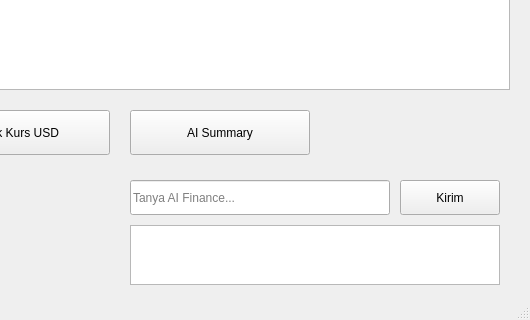
First picture: the form in mainwindow.ui, repository raduolatch/qt-finance-app, before the edit; both pictures show x 290 to 820 and y 300 to 620 of the 820 by 620 pixel window.
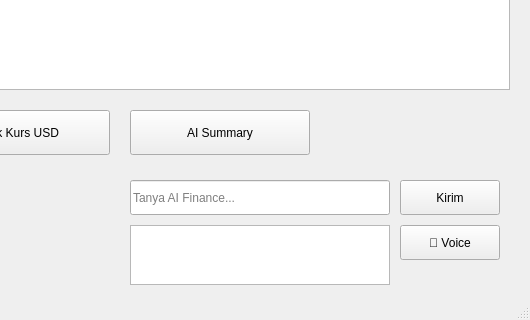
Second picture: the form after the edit.

Commit message: menambahkan voice

Diff of the .ui file:
```diff
--- a/mainwindow.ui
+++ b/mainwindow.ui
@@ -279,6 +279,25 @@
     <property name="text">
      <string>Kirim</string>
     </property>
+
+   </widget>
+
+   <!-- VOICE BUTTON -->
+   <widget class="QPushButton" name="btnVoice">
+
+    <property name="geometry">
+     <rect>
+      <x>690</x>
+      <y>525</y>
+      <width>100</width>
+      <height>35</height>
+     </rect>
+    </property>
+
+    <property name="text">
+     <string>🎤 Voice</string>
+    </property>
+
    </widget>
 
    <!-- CHAT OUTPUT -->
@@ -287,7 +306,7 @@
      <rect>
       <x>420</x>
       <y>525</y>
-      <width>370</width>
+      <width>260</width>
       <height>60</height>
      </rect>
     </property>
```
Left out of the diff: 21 changed lines with no effect on the pictures. The commit also changes 35 other files.
